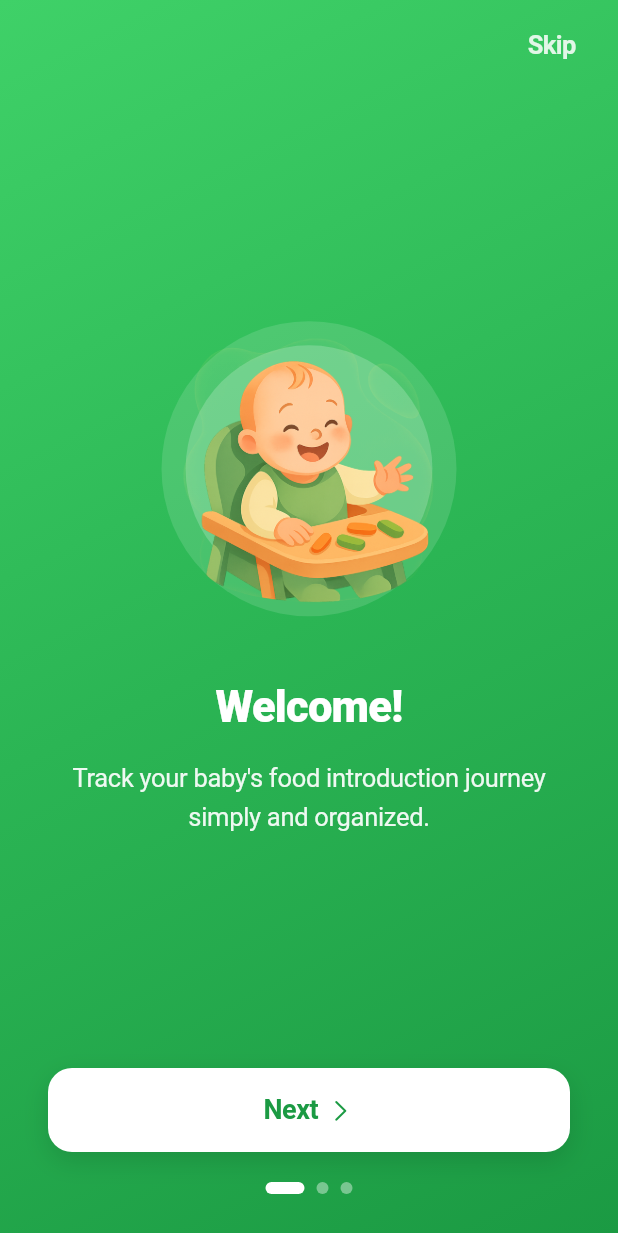
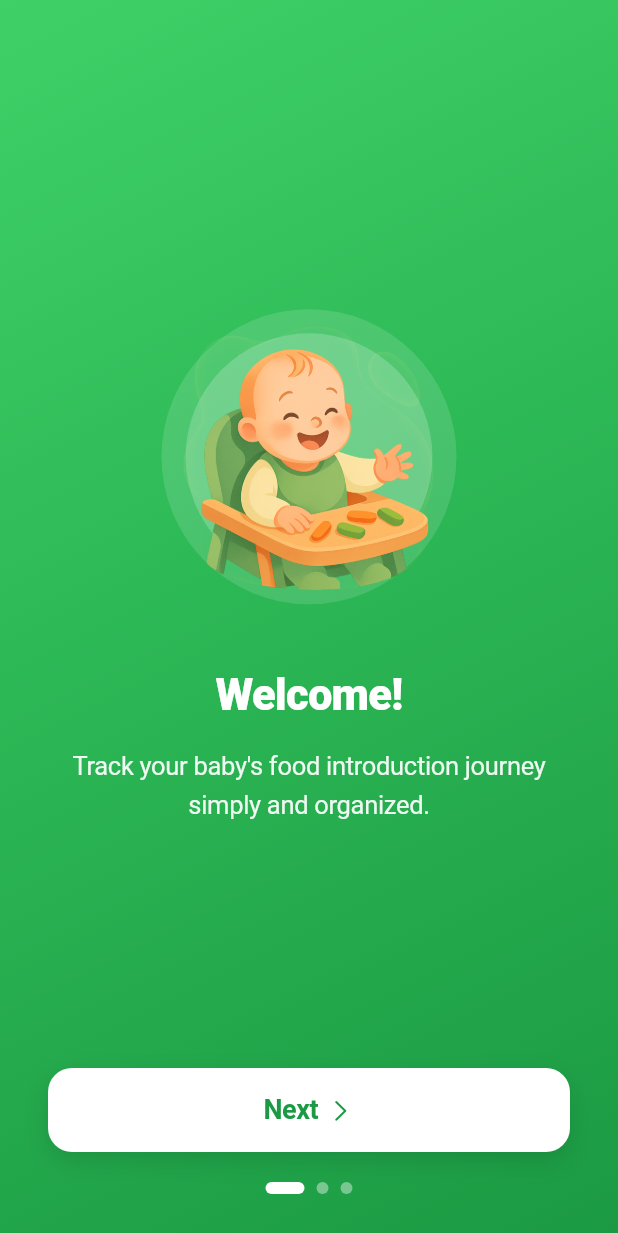
Before and after one commit to JoaoFloresDev/blw, a Flutter app: the screen it shows after launch, on a phone screen of 412 x 824 dp. Shown: the top 1233 px of the screen. Run offline on Flutter 3.47's test engine with Material 3 defaults, Android fonts, the phone set to English and light mode, and no system bars; our stand-ins replace firebase_analytics, firebase_core, image_picker, in_app_purchase, in_app_review, pdf and 2 more; accounts and stored records are empty.

Commit message:
feat: onboarding/paywall/launch polish
- Onboarding: Skip removed; screen-2 illustration replaced (baby hand
  reaching plate, storybook style matching the asset set)
- Paywall: smaller hero aligned to the top, close button overlaid
  top-left, compact plan cells, feature list trimmed to the three
  real gates (diary, PDF, recipes)
- Launch screen: bubble baby hero + white wordmark on brand green,
  matching onboarding page 1

Co-Authored-By: Claude Fable 5 <noreply@anthropic.com>

```diff
--- a/blw/lib/l10n/app_localizations.dart
+++ b/blw/lib/l10n/app_localizations.dart
@@ -79,6 +79,7 @@ class AppLocalizations {
   // Food detail
   String get category => get('category');
   String get babyAge => get('babyAge');
+  String get startTrialButton => get('startTrialButton');
   String get notIntroducedYet => get('notIntroducedYet');
   String get tryNext => get('tryNext');
   String get searchFoods => get('searchFoods');
@@ -553,6 +554,7 @@ const Map<String, String> _ptTranslations = {
   // Food detail
   'category': 'Categoria',
   'babyAge': 'Idade do bebê',
+  'startTrialButton': 'Iniciar 3 dias grátis',
   'notIntroducedYet': 'Ainda não introduzido',
   'tryNext': 'Experimente a seguir',
   'searchFoods': 'Buscar alimento...',
@@ -1151,6 +1153,7 @@ const Map<String, String> _enTranslations = {
   // Food detail
   'category': 'Category',
   'babyAge': "Baby's age",
+  'startTrialButton': 'Start 3-Day Free Trial',
   'notIntroducedYet': 'Not introduced yet',
   'tryNext': 'Try next',
   'searchFoods': 'Search foods...',
@@ -1750,6 +1753,7 @@ const Map<String, String> _esTranslations = {
   // Food detail
   'category': 'Categoria',
   'babyAge': 'Edad del bebé',
+  'startTrialButton': 'Comenzar 3 días gratis',
   'notIntroducedYet': 'Aún no introducido',
   'tryNext': 'Prueba a continuación',
   'searchFoods': 'Buscar alimento...',
--- a/blw/lib/screens/onboarding_screen.dart
+++ b/blw/lib/screens/onboarding_screen.dart
@@ -201,7 +201,7 @@ class _OnboardingFeaturePageState extends State<_OnboardingFeaturePage>
       child: SafeArea(
         child: Column(
           children: [
-            _buildSkipRow(),
+            const SizedBox(height: 44),
             Expanded(child: _buildContent()),
             _buildButton(),
             const SizedBox(height: 20),
@@ -214,28 +214,6 @@ class _OnboardingFeaturePageState extends State<_OnboardingFeaturePage>
   }
 
   // MARK: - Subviews
-  Widget _buildSkipRow() {
-    return Padding(
-      padding: const EdgeInsets.symmetric(horizontal: 8, vertical: 4),
-      child: Row(
-        mainAxisAlignment: MainAxisAlignment.end,
-        children: [
-          CupertinoButton(
-            onPressed: widget.onSkip,
-            child: Text(
-              widget.l10n.skip,
-              style: TextStyle(
-                color: Colors.white.withValues(alpha: 0.85),
-                fontSize: 17,
-                fontWeight: FontWeight.w600,
-              ),
-            ),
-          ),
-        ],
-      ),
-    );
-  }
-
   Widget _buildContent() {
     return Padding(
       padding: const EdgeInsets.symmetric(horizontal: 32),
```
Also changed, not shown: blw/lib/widgets/paywall_view.dart (+20 -16 lines), blw/assets/images/onb2.png, 4 other files.
